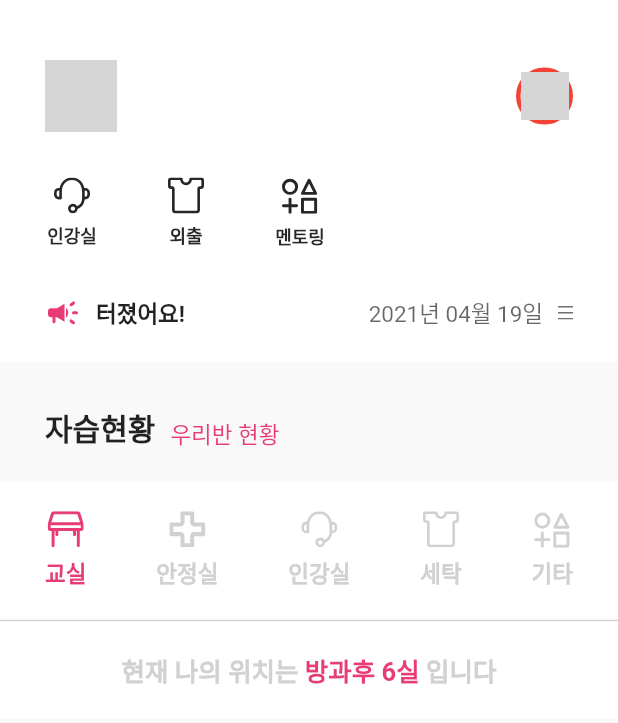
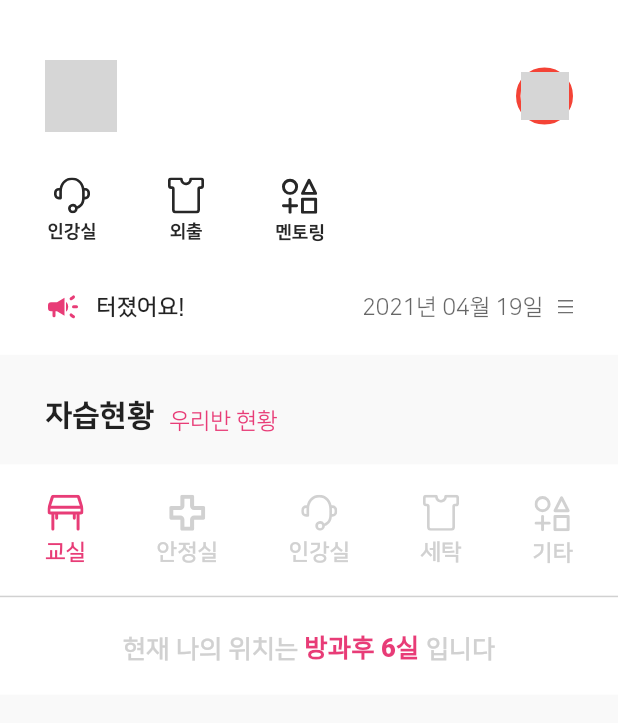
Before and after one commit to rycont/dimigoin-flutter, a Flutter app: the screen it shows after launch, on a phone screen of 412 x 824 dp. Shown: the top 723 px of the screen. Run offline on Flutter 3.47's test engine with Material 2 defaults, Android fonts, the phone set to English and light mode, and no system bars; our stand-ins replace flutter_svg; missing offline and left inert: window_size; network calls fail; project files that could hold a hidden picture were left out; grey boxes are pictures that could not be loaded.

Commit message:
feat : apply nanumsquare

```diff
--- a/lib/component/SelfStudyStatus/view.dart
+++ b/lib/component/SelfStudyStatus/view.dart
@@ -58,14 +58,14 @@ class SelfStudyStatus extends StatelessWidget {
           ),
           Padding(padding: EdgeInsets.all(20), child: RichText(
               text: TextSpan(
-                  style: TextStyle(fontSize: 17, fontWeight: FontWeight.w700, color: Color(0xFFD1D1D1)),
+                  style: TextStyle(fontSize: 17, fontWeight: FontWeight.w700, color: Color(0xFFD1D1D1), fontFamily: 'NanumSquare'),
                   children: <TextSpan>[
                 TextSpan(
                   text: '현재 나의 위치는 ',
                 ),
                 TextSpan(
                   text: '방과후 6실',
-                  style: TextStyle(color: Theme.of(context).accentColor),
+                  style: TextStyle(color: Theme.of(context).accentColor, fontWeight: FontWeight.w900),
                 ),
                 TextSpan(
                   text: ' 입니다',
--- a/lib/main.dart
+++ b/lib/main.dart
@@ -19,6 +19,7 @@ class MyApp extends StatelessWidget {
       theme: ThemeData(
         primaryColor: Color(0xFFE83C77),
         accentColor: Color(0xFFE83C77),
+        fontFamily: 'NanumSquare'
       ),
       routes: {
         '/': (BuildContext _) => HomePage()
```
Also changed, not shown: pubspec.yaml (+9 -0 lines), asset/font/NanumSquareB.ttf (added), asset/font/NanumSquareEB.ttf (added), asset/font/NanumSquareL.ttf (added), asset/font/NanumSquareR.ttf (added), asset/icon/studentCard.svg (renamed from asset/icon/StudentCard.svg).
